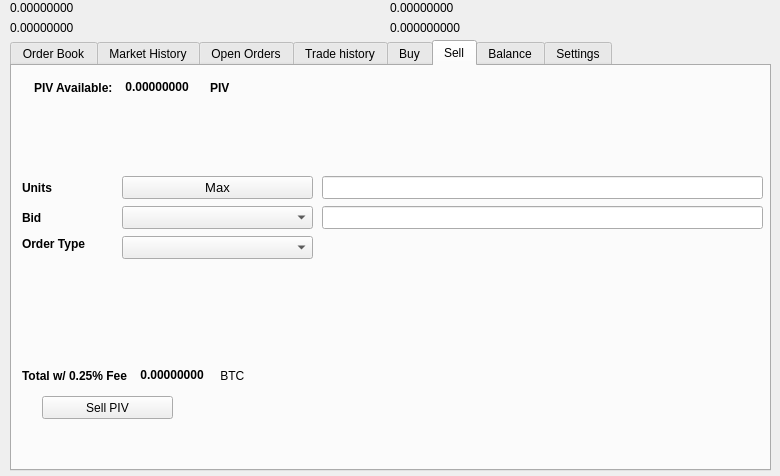
Qt form src/qt/forms/tradingdialog.ui (chavezcoin-project/arepacoin) before a commit.
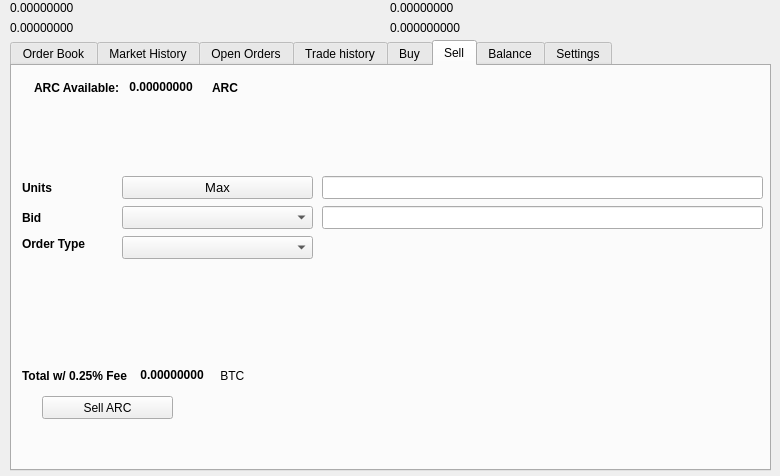
The same form after that commit. The open tabs and pages were chosen to show the change. Icons and pictures are not drawn.

Diff of the .ui file:
```diff
--- a/src/qt/forms/tradingdialog.ui
+++ b/src/qt/forms/tradingdialog.ui
@@ -1751,7 +1751,7 @@
       </rect>
      </property>
      <property name="text">
-      <string>Sell PIV</string>
+      <string>Sell ARC</string>
      </property>
      <property name="icon">
       <iconset resource="../pivx">
@@ -1777,7 +1777,7 @@
          </font>
         </property>
         <property name="text">
-         <string>PIV Available:</string>
+         <string>ARC Available:</string>
         </property>
        </widget>
       </item>
@@ -2221,7 +2221,7 @@
          </font>
         </property>
         <property name="text">
-         <string>PIV</string>
+         <string>ARC</string>
         </property>
        </widget>
       </item>
```
Left out of the diff: 46 changed lines with no effect on the pictures.
